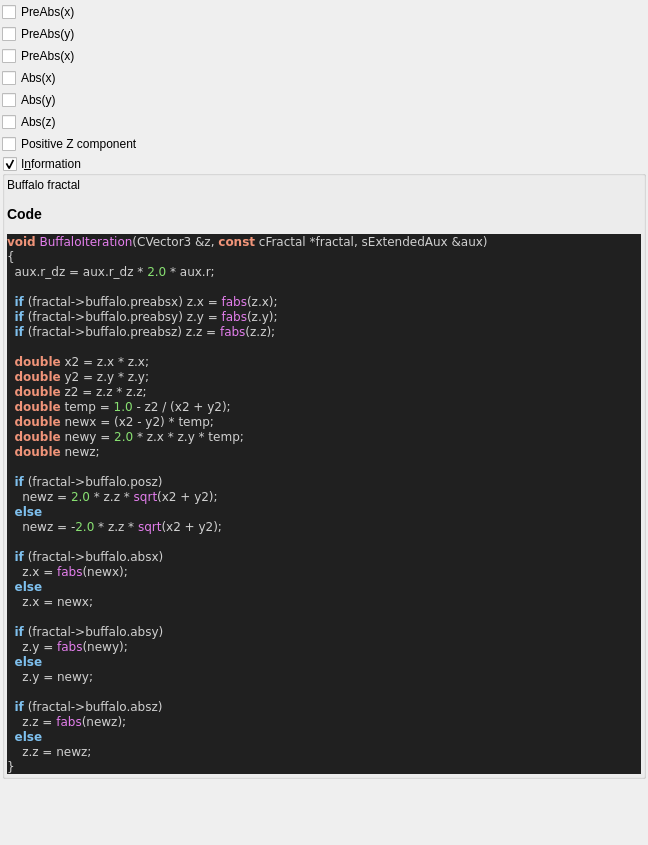
Before: the Qt Designer form mandelbulber2/qt_data/fractal_buffalo.ui in buddhi1980/mandelbulber2, drawn with Qt 5.
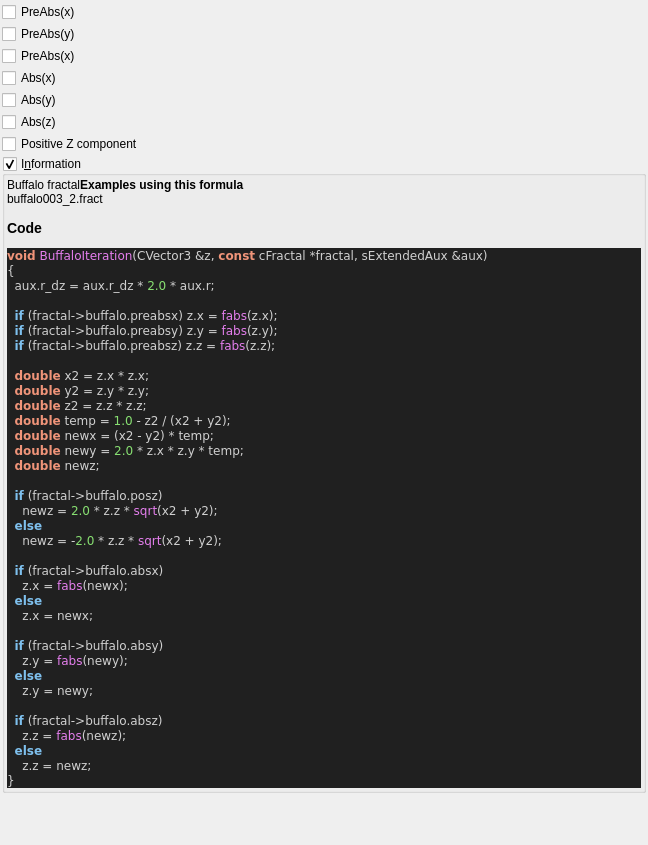
After: the same form once the commit is applied. Custom widgets are drawn as their Qt base class.

Commit message:
ui information - added example occurrences
now every formula, which is used in an example file, will display a list
of the example files in the information box. A maximum of 5 occurences is
displayed.
The script also outputs, which formulas do not yet have any example
files.

What changed in the file:
```diff
--- a/mandelbulber2/qt_data/fractal_buffalo.ui
+++ b/mandelbulber2/qt_data/fractal_buffalo.ui
@@ -152,7 +152,7 @@
         <property name="text">
          <string>&lt;p&gt;Buffalo fractal&lt;/p&gt;&lt;table&gt;
 &lt;/table&gt;
-&lt;h3&gt;Code&lt;/h3&gt;
+&lt;b&gt;Examples using this formula&lt;/b&gt;&lt;br&gt;buffalo003_2.fract&lt;h3&gt;Code&lt;/h3&gt;
 &lt;body style=&quot;background-color:#202020&quot;&gt;
 &lt;pre style=&quot;color:#d0d0d0; background-color:#202020;  font-family:'Courier New',monospace;&quot;&gt;&lt;span style=&quot;color:#f09479; font-weight:bold&quot;&gt;void&lt;/span&gt; &lt;span style=&quot;color:#e47eed&quot;&gt;BuffaloIteration&lt;/span&gt;&lt;span style=&quot;color:#d0d0d0&quot;&gt;(&lt;/span&gt;CVector3 &lt;span style=&quot;color:#d0d0d0&quot;&gt;&amp;amp;&lt;/span&gt;z&lt;span style=&quot;color:#d0d0d0&quot;&gt;,&lt;/span&gt; &lt;span style=&quot;color:#f09479; font-weight:bold&quot;&gt;const&lt;/span&gt; cFractal &lt;span style=&quot;color:#d0d0d0&quot;&gt;*&lt;/span&gt;fractal&lt;span style=&quot;color:#d0d0d0&quot;&gt;,&lt;/span&gt; sExtendedAux &lt;span style=&quot;color:#d0d0d0&quot;&gt;&amp;amp;&lt;/span&gt;aux&lt;span style=&quot;color:#d0d0d0&quot;&gt;)&lt;/span&gt;
 &lt;span style=&quot;color:#d0d0d0&quot;&gt;{&lt;/span&gt;
```
The commit also changes 59 other files.
